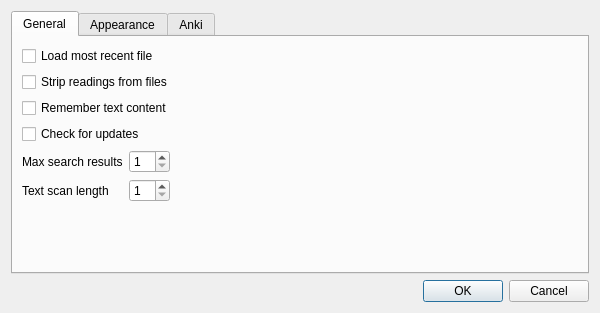
Qt form ui/preferences.ui (FooSoft/yomichan-anki) before a commit.
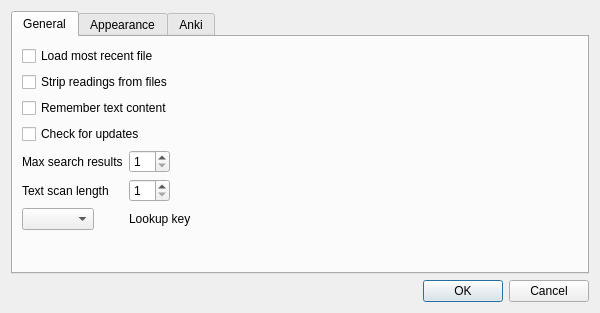
The same form after that commit. The open tabs and pages were chosen to show the change.

Commit message: lookup key customizable

Patch:
```diff
--- a/ui/preferences.ui
+++ b/ui/preferences.ui
@@ -94,6 +94,16 @@
            </property>
           </widget>
          </item>
+         <item row="2" column="0">
+          <widget class="QComboBox" name="comboBoxLookupKey"/>
+         </item>
+         <item row="2" column="1">
+          <widget class="QLabel" name="label_3">
+           <property name="text">
+            <string>Lookup key</string>
+           </property>
+          </widget>
+         </item>
         </layout>
        </item>
       </layout>
```
Left out of the diff: 2 changed lines with no effect on the pictures. The commit also changes 7 other files.
